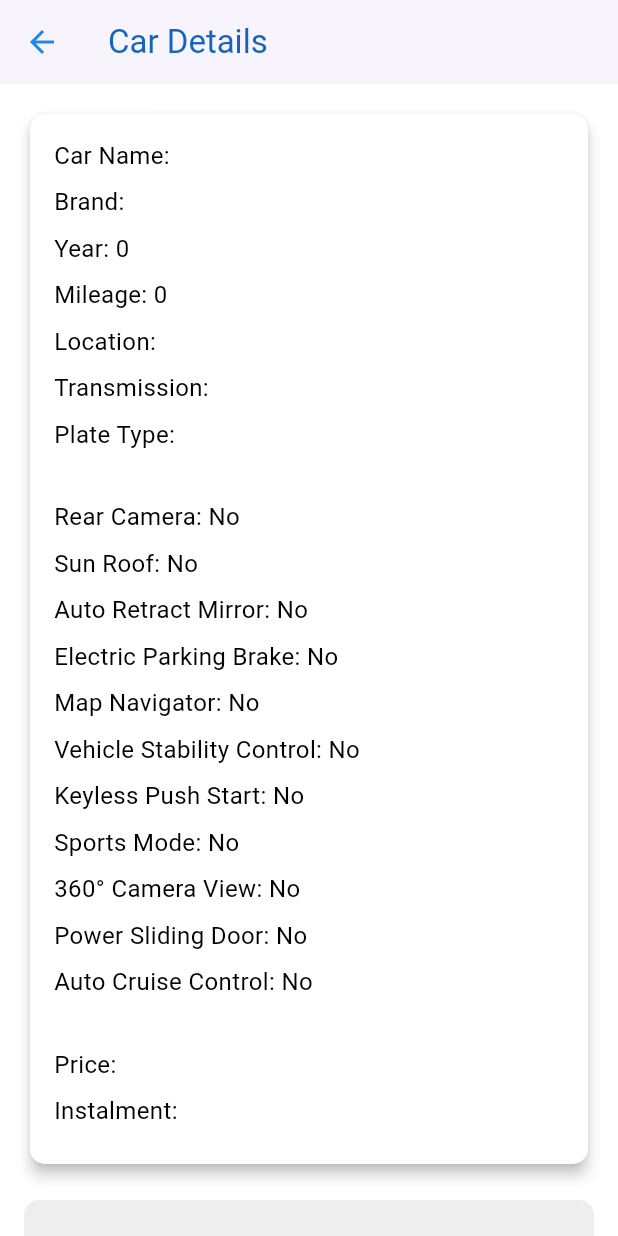
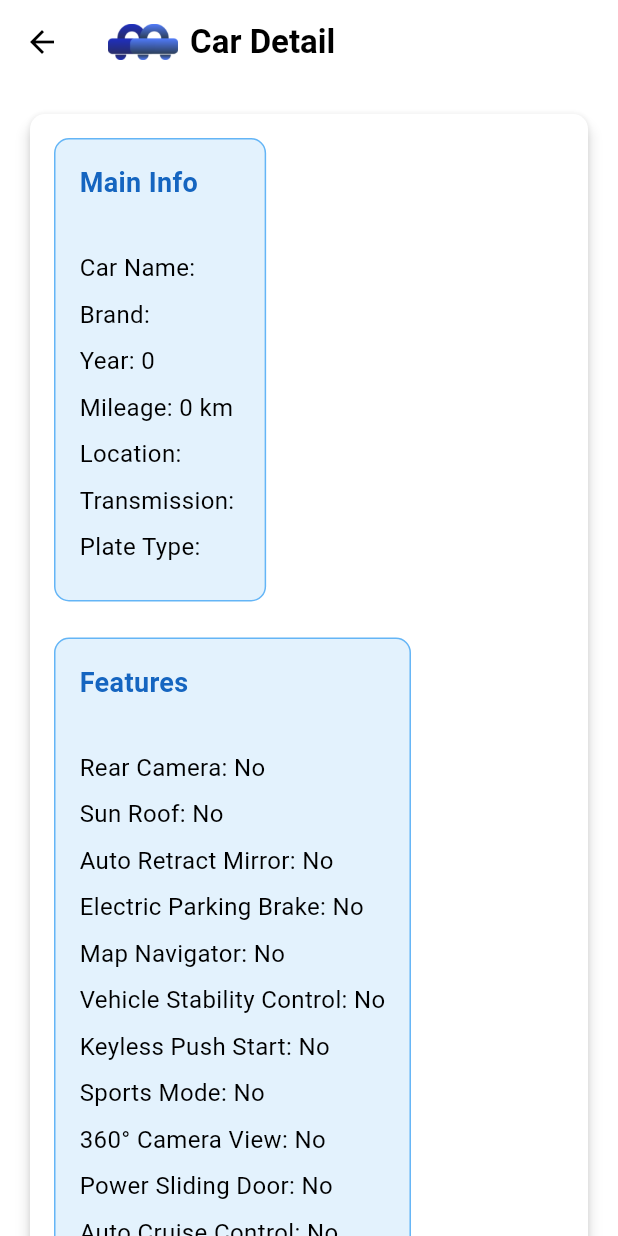
Before and after one commit to PBP-Ganjil-2024-2025-D12/BekasBerkelasMobile, a Flutter app: the CarDetailPage screen opened directly with empty values, on a phone screen of 412 x 824 dp. Run offline on Flutter 3.47's test engine with Material 3 defaults, Android fonts, the phone set to English and light mode, and no system bars; our stand-ins replace flutter_secure_storage, flutter_staggered_animations, image_picker; missing offline and left inert: pbp_django_auth; accounts and stored records are empty.

Commit message:
19.20 22 desember

```diff
--- a/lib/katalog_produk/add_car.dart
+++ b/lib/katalog_produk/add_car.dart
@@ -383,6 +383,8 @@ Widget buildLocationDropdown() {
           if (double.tryParse(value) == null) {
             return '$label must be a number';
           }
+          if (double.parse(value) <= 0) {
+            return 'Please enter a number greater than zero';}
           return null;
         },
       ),
--- a/lib/katalog_produk/detail.dart
+++ b/lib/katalog_produk/detail.dart
@@ -31,15 +31,7 @@ class CarDetailPage extends StatelessWidget {
   @override
  Widget build(BuildContext context) {
   return Scaffold(
-    appBar: AppBar(
-      title: Text(
-        'Car Details',
-        style: TextStyle(color: Colors.blue[800]),
-      ),
-      backgroundColor: Colors.white,
-      iconTheme: IconThemeData(color: Colors.blue[600]),
-      elevation: 1,
-    ),
+    appBar: appBar(context, 'Car Detail', true),
     body: SingleChildScrollView(
       padding: const EdgeInsets.all(16.0),
       child: Column(
@@ -79,19 +71,27 @@ Widget _buildInfoCard(BuildContext context) {
 }
 
 Widget _buildCarBasicInfo() {
-  return Column(
-    crossAxisAlignment: CrossAxisAlignment.start,
+  // Wrap the basic car information in a blue box with a title "Main Info"
+  return _buildBlueBox(
+    title: "Main Info",
+    child: Padding(
+      padding: const EdgeInsets.all(16),
+      child: Column(
+        crossAxisAlignment: CrossAxisAlignment.start,  // Maintain left alignment for details
         children: [
           _buildDetailItem('Car Name', carEntry.fields.carName),
           _buildDetailItem('Brand', carEntry.fields.brand),
-      _buildDetailItem('Year', carEntry.fields.year),
-      _buildDetailItem('Mileage', carEntry.fields.mileage),
+          _buildDetailItem('Year', carEntry.fields.year.toString()),  // Ensure data types are handled correctly
+          _buildDetailItem('Mileage', '${carEntry.fields.mileage} km'),  // Format mileage with units
           _buildDetailItem('Location', carEntry.fields.location),
           _buildDetailItem('Transmission', carEntry.fields.transmission),
           _buildDetailItem('Plate Type', carEntry.fields.plateType),
         ],
+      ),
+    ),
   );
 }
+
 
 Widget _buildCarFeatures() {
   final features = {
@@ -108,23 +108,59 @@ Widget _buildCarFeatures() {
     'Auto Cruise Control': carEntry.fields.autoCruiseControl,
   };
 
-  return Column(
-    crossAxisAlignment: CrossAxisAlignment.start,
+  // Encapsulate features into the blue box with a title
+  return _buildBlueBox(
+    title: "Features",
+    child: Padding(
+      padding: const EdgeInsets.all(16),
+      child: Column(
+        crossAxisAlignment: CrossAxisAlignment.start,  // Use center for aligning the features nicely
         children: features.entries
             .map((e) => _buildDetailItem(e.key, e.value ? "Yes" : "No"))
             .toList(),
+      ),
+    ),
   );
 }
 
-Widget _buildPricingInfo() {
-  return Column(
+Widget _buildBlueBox({required Widget child, required String title}) {
+  return Container(
+    decoration: BoxDecoration(
+      color: Colors.blue[50], // Light blue background
+      borderRadius: BorderRadius.circular(10),
+      border: Border.all(color: Colors.blue[300]!, width: 1), // Adds a light blue border
+    ),
+    child: Column(
       crossAxisAlignment: CrossAxisAlignment.start,
       children: [
-      _buildDetailItem('Price', carEntry.fields.price),
-      _buildDetailItem('Instalment', carEntry.fields.instalment),
+        Padding(
+          padding: const EdgeInsets.all(16.0),
+          child: Text(title, style: TextStyle(fontSize: 18, fontWeight: FontWeight.bold, color: Colors.blue[800])),
+        ),
+        child,
       ],
+    ),
   );
 }
+
+
+Widget _buildPricingInfo() {
+  // This uses the _buildBlueBox method to wrap the pricing info with a blue background and a title
+  return _buildBlueBox(
+    title: "Pricing",  // Title for the pricing section
+    child: Padding(
+      padding: const EdgeInsets.all(16),
+      child: Column(
+        crossAxisAlignment: CrossAxisAlignment.start,
+        children: [
+          _buildDetailItem('Price', 'Rp ' + carEntry.fields.price.toString()),
+          _buildDetailItem('Instalment', 'Rp ' + carEntry.fields.instalment.toString()),
+        ],
+      ),
+    ),
+  );
+}
+
 
 Widget _buildImage() {
   return carEntry.fields.imageUrl.isNotEmpty
@@ -135,6 +171,22 @@ Widget _buildImage() {
             fit: BoxFit.cover,
             height: 200,
             width: double.infinity,
+            errorBuilder: (BuildContext context, Object exception, StackTrace? stackTrace) {
+              // Log the error, optionally
+              print('Failed to load network image, loading asset image instead.');
+
+              return Container(
+                height: 200,
+                width: double.infinity,
+                decoration: BoxDecoration(
+                  borderRadius: BorderRadius.circular(10),
+                ),
+                child: Image.asset(
+                  'assets/logo-only.png', // Specify the fallback asset image
+                  fit: BoxFit.cover,
+                ),
+              );
+            },
           ),
         )
       : Container(
@@ -146,6 +198,7 @@ Widget _buildImage() {
           child: const Center(child: Text('No Image Available')),
         );
 }
+
 
 Widget _buildSellerButton(BuildContext context) {
   return ElevatedButton(
```
Also changed, not shown: lib/authentication/screens/homepage.dart (+14 -2 lines), lib/katalog_produk/list_Carentry.dart (+21 -14 lines), lib/widgets/left_drawer.dart (+0 -25 lines). Lines whose indentation alone changed are shown as unchanged.
